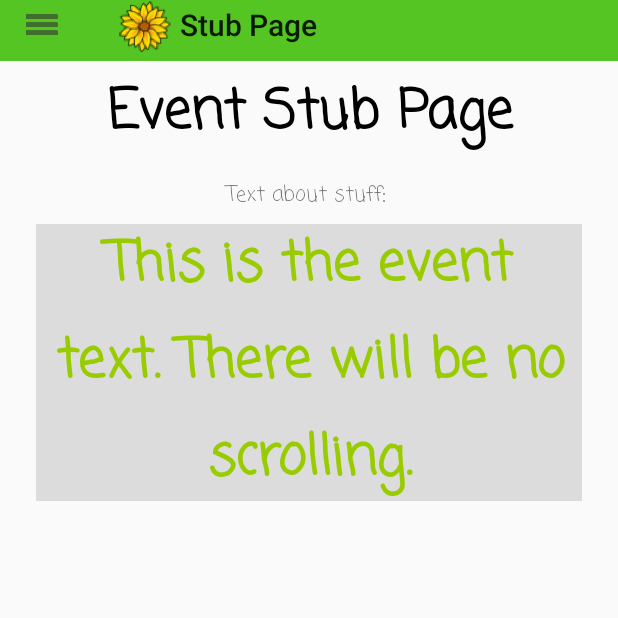
After one commit to ALLComplex/Cultivate, an Android app: the EventActivity screen opened directly, with no data from a screen before it, on a phone screen of 412 x 824 dp, the top half of it. The commit adds this screen. Run offline under Robolectric (Android 15) with nearby library versions, the phone set to English and light mode, and no system bars.

Commit message:
Added event stub page

```diff
--- a/app/src/main/AndroidManifest.xml
+++ b/app/src/main/AndroidManifest.xml
@@ -33,6 +33,15 @@
                 <category android:name="android.inte7nt.category.LAUNCHER" />
             </intent-filter>
         </activity>
+        <activity
+            android:name=".EventActivity"
+            android:label="@string/app_name">
+            <intent-filter>
+                <action android:name="android.intent.action.MAIN" />
+
+                <category android:name="android.inte7nt.category.LAUNCHER" />
+            </intent-filter>
+        </activity>
         <activity android:name=".MainActivity"></activity>
     </application>
 
--- /dev/null
+++ b/app/src/main/java/com/cultivate/juniordesign/cultivate/EventActivity.java
@@ -0,0 +1,17 @@
+package com.cultivate.juniordesign.cultivate;
+
+import android.support.v7.app.AppCompatActivity;
+import android.os.Bundle;
+
+/**
+ * Created by Paul on 9/10/2017.
+ */
+
+public class EventActivity extends AppCompatActivity {
+
+    @Override
+    protected void onCreate(Bundle savedInstanceState) {
+        super.onCreate(savedInstanceState);
+        setContentView(R.layout.event_stub);
+    }
+}
--- a/app/src/main/java/com/cultivate/juniordesign/cultivate/MainActivity.java
+++ b/app/src/main/java/com/cultivate/juniordesign/cultivate/MainActivity.java
@@ -29,5 +29,10 @@ public class MainActivity extends AppCompatActivity {
         startActivity(stub);
     }
 
+    public void goToEvent(View v) {
+        Intent event = new Intent(this, EventActivity.class);
+        startActivity(event);
+    }
+
 
 }
--- a/app/src/main/res/layout/activity_main.xml
+++ b/app/src/main/res/layout/activity_main.xml
@@ -52,4 +52,25 @@
         app:layout_constraintRight_toRightOf="parent"
         app:layout_constraintTop_toBottomOf="@+id/imageView" />
 
+    <Button
+        android:id="@+id/button4"
+        android:layout_width="wrap_content"
+        android:layout_height="wrap_content"
+        android:onClick="goToEvent"
+        android:text="Event Button"
+        android:layout_marginTop="8dp"
+        app:layout_constraintTop_toBottomOf="@+id/stub1"
+        android:layout_marginLeft="8dp"
+        app:layout_constraintLeft_toLeftOf="parent"
+        android:layout_marginRight="8dp"
+        app:layout_constraintRight_toRightOf="parent" />
+
+    <TextView
+        android:id="@+id/textView5"
+        android:layout_width="wrap_content"
+        android:layout_height="wrap_content"
+        android:text="Button"
+        tools:layout_editor_absoluteX="314dp"
+        tools:layout_editor_absoluteY="0dp" />
+
 </android.support.constraint.ConstraintLayout>
--- /dev/null
+++ b/app/src/main/res/layout/event_stub.xml
@@ -0,0 +1,114 @@
+<?xml version="1.0" encoding="utf-8"?>
+<android.support.constraint.ConstraintLayout xmlns:android="http://schemas.android.com/apk/res/android"
+    xmlns:app="http://schemas.android.com/apk/res-auto"
+    xmlns:tools="http://schemas.android.com/tools"
+    android:layout_width="match_parent"
+    android:layout_height="match_parent"
+    android:baselineAligned="false">
+
+    <android.support.v7.widget.Toolbar
+        android:id="@+id/toolbar"
+        android:layout_width="0dp"
+        android:layout_height="48dp"
+        android:layout_marginLeft="0dp"
+        android:layout_marginRight="0dp"
+        android:layout_marginTop="-8dp"
+        android:background="@color/that_green"
+        android:elevation="0dp"
+        android:minHeight="?attr/actionBarSize"
+        android:theme="?attr/actionBarTheme"
+        app:layout_constraintHorizontal_bias="0.0"
+        app:layout_constraintLeft_toLeftOf="parent"
+        app:layout_constraintRight_toRightOf="parent"
+        app:layout_constraintTop_toTopOf="parent"
+        app:logo="@mipmap/ic_launcher"
+        app:navigationIcon="@drawable/ic_action_name"
+        app:title="Stub Page" />
+
+    <TextView
+        android:id="@+id/textView2"
+        android:layout_width="0dp"
+        android:layout_height="wrap_content"
+        android:layout_marginLeft="8dp"
+        android:layout_marginRight="8dp"
+        android:layout_marginTop="8dp"
+        android:layout_weight="0.69"
+        android:fontFamily="casual"
+        android:text="Event Stub Page"
+        android:textAlignment="center"
+        android:textColor="@android:color/black"
+        android:textSize="36sp"
+        android:textStyle="bold"
+        app:layout_constraintLeft_toLeftOf="parent"
+        app:layout_constraintRight_toRightOf="parent"
+        app:layout_constraintTop_toBottomOf="@+id/toolbar"
+        app:layout_constraintHorizontal_bias="0.0" />
+
+    <ScrollView
+        android:layout_width="0dp"
+        android:layout_height="0dp"
+        android:layout_marginBottom="8dp"
+        android:layout_marginLeft="8dp"
+        android:layout_marginRight="8dp"
+        android:layout_marginTop="8dp"
+        app:layout_constraintBottom_toBottomOf="parent"
+        app:layout_constraintHorizontal_bias="1.0"
+        app:layout_constraintLeft_toLeftOf="parent"
+        app:layout_constraintRight_toRightOf="parent"
+        app:layout_constraintVertical_bias="0.0"
+        app:layout_constraintTop_toBottomOf="@+id/textView2"
+        android:layout_marginStart="8dp"
+        android:layout_marginEnd="8dp">
+
+        <LinearLayout
+            android:layout_width="match_parent"
+            android:layout_height="match_parent"
+            android:layout_marginBottom="8dp"
+            android:layout_marginLeft="8dp"
+            android:layout_marginRight="8dp"
+            android:layout_marginTop="8dp"
+            android:orientation="vertical"
+            app:layout_constraintBottom_toBottomOf="parent"
+            app:layout_constraintLeft_toLeftOf="parent"
+            app:layout_constraintRight_toRightOf="parent"
+            app:layout_constraintTop_toTopOf="parent">
+
+            <TextView
+                android:id="@+id/textView3"
+                android:layout_width="match_parent"
+                android:layout_height="wrap_content"
+                android:layout_weight="0.69"
+                android:fontFamily="casual"
+                android:text="Text about stuff: "
+                android:textAlignment="center" />
+
+            <TextView
+                android:id="@+id/textView"
+                android:layout_width="match_parent"
+                android:layout_height="match_parent"
+                android:layout_marginBottom="8dp"
+                android:layout_marginEnd="8dp"
+                android:layout_marginLeft="8dp"
+                android:layout_marginRight="8dp"
+                android:layout_marginStart="8dp"
+                android:layout_marginTop="8dp"
+                android:layout_weight="0.69"
+                android:background="?attr/colorControlHighlight"
+                android:fontFamily="casual"
+                android:lineSpacingExtra="10sp"
+                android:text="This is the event text. There will be no scrolling."
+                android:textAlignment="center"
+                android:textColor="@android:color/holo_green_light"
+                android:textSize="36sp"
+                android:textStyle="bold"
+                android:typeface="monospace"
+                app:layout_constraintBottom_toBottomOf="parent"
+                app:layout_constraintHorizontal_bias="0.0"
+                app:layout_constraintLeft_toLeftOf="parent"
+                app:layout_constraintRight_toRightOf="parent"
+                app:layout_constraintTop_toTopOf="parent"
+                app:layout_constraintVertical_bias="0.0" />
+        </LinearLayout>
+    </ScrollView>
+
+</android.support.constraint.ConstraintLayout>
```
Also changed, not shown: 1 other file.
